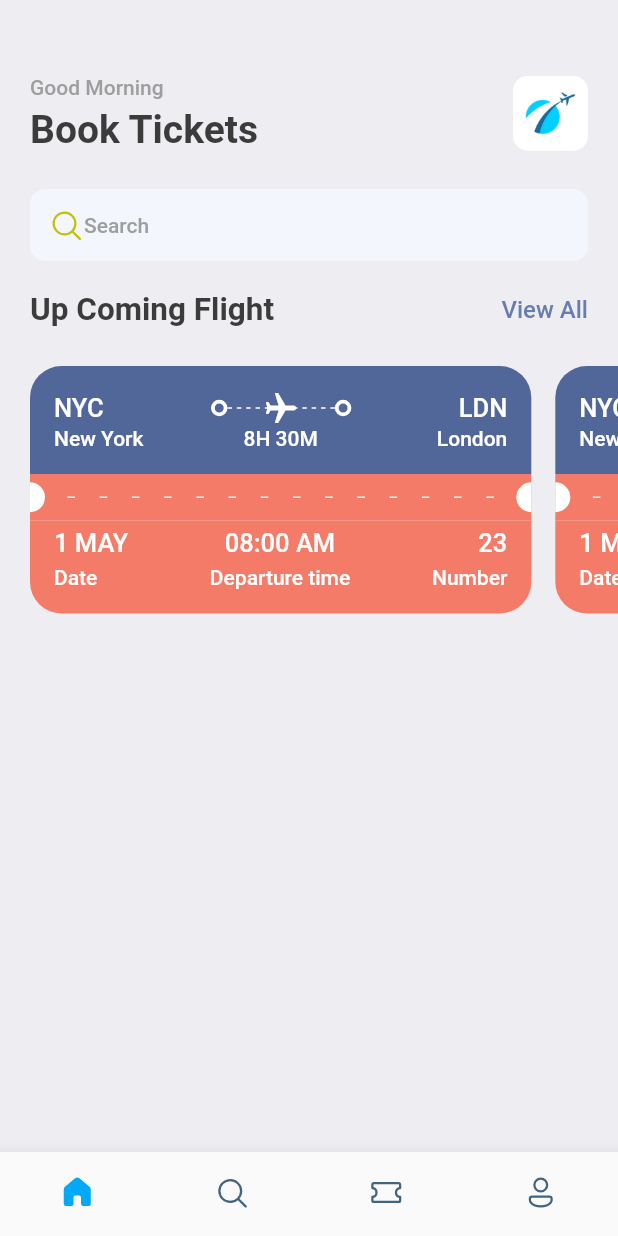
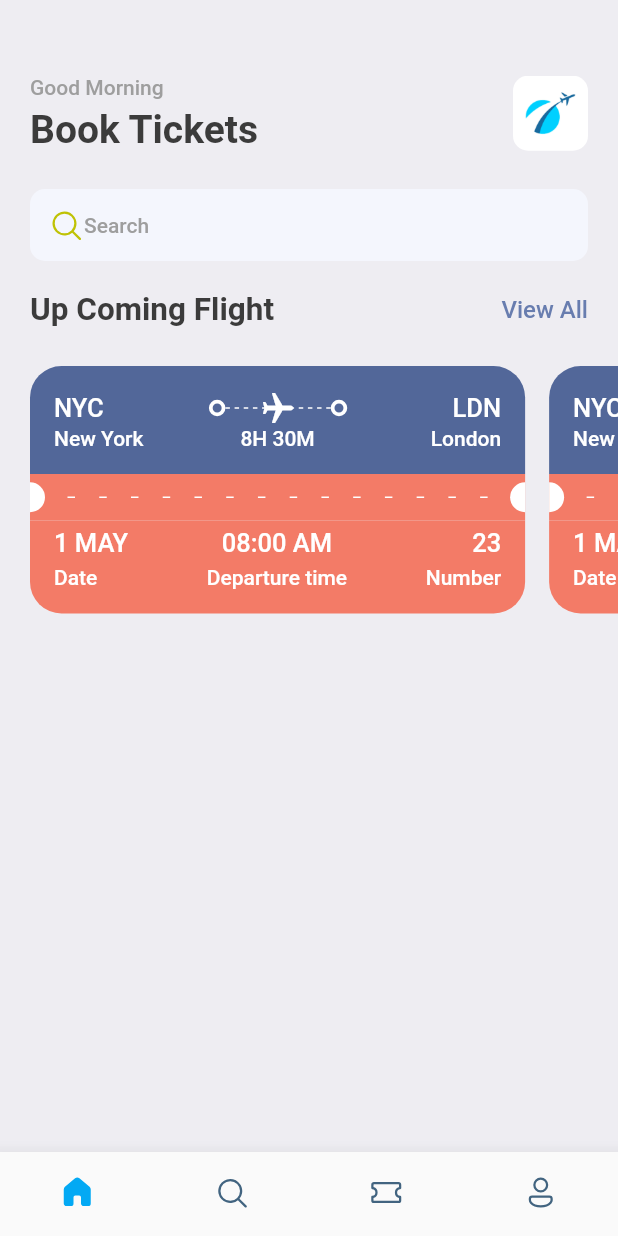
Before and after one commit to yen311/fluuter-ticket, a Flutter app: the screen it shows after launch, on a phone screen of 412 x 824 dp. Run offline on Flutter 3.47's test engine with Material 2 defaults, Android fonts, the phone set to English and light mode, and no system bars; our stand-ins replace fluentui_icons, gap.

Commit message:
test commit

```diff
--- a/lib/screens/ticket_view.dart
+++ b/lib/screens/ticket_view.dart
@@ -13,7 +13,7 @@ class TicketView extends StatelessWidget {
   Widget build(BuildContext context) {
     final size = AppLayout.getSize(context);
     return SizedBox(
-      width: size.width * 0.85,
+      width: size.width * 0.84,
       height: 200,
       child: Container(
         margin: const EdgeInsets.only(right: 16),
```
